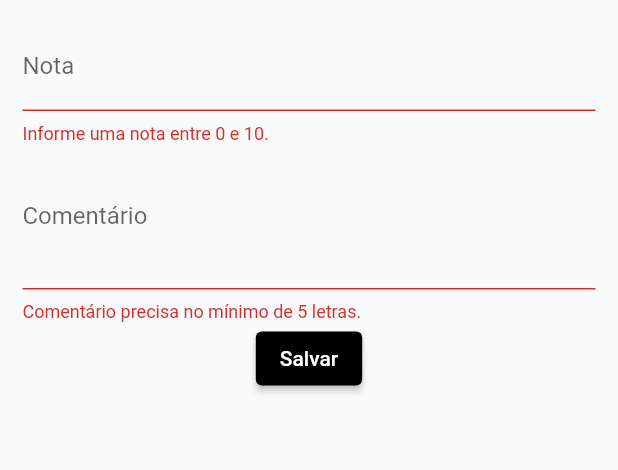
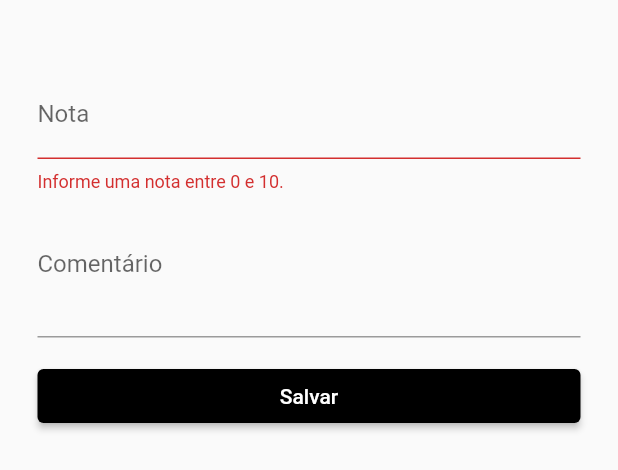
Before and after one commit to jpbraz/catalogofilmes, a Flutter app: the RatingForm widget shown alone on an empty page, opened directly with empty values, after a tap on "Salvar", on a phone screen of 412 x 824 dp. Shown: the top 470 px of the screen. Run offline on Flutter 3.47's test engine with Material 2 defaults, Android fonts, the phone set to English and light mode, and no system bars; our stand-ins replace flutter_dotenv; network calls fail.

Commit message:
#39: Ajustes no formulário rating

```diff
--- a/catalogo_filmes/lib/components/rating_form.dart
+++ b/catalogo_filmes/lib/components/rating_form.dart
@@ -1,6 +1,4 @@
-import 'package:catalogo_filmes/components/movie_card.dart';
 import 'package:flutter/material.dart';
-import 'package:provider/provider.dart';
 
 import '../controller/firebaseController.dart';
 import '../models/movie.dart';
@@ -74,7 +72,7 @@ class _RatingFormState extends State<RatingForm> {
     final isValid = _formKey.currentState?.validate() ?? false;
 
     if (!isValid) {
-      print("Formulário invélido");
+      print("Formulário inválido");
       return;
     }
 
@@ -89,14 +87,16 @@ class _RatingFormState extends State<RatingForm> {
   Widget build(BuildContext context) {
     return Padding(
       padding: const EdgeInsets.all(15),
-      child: Expanded(
-        child: Column(
-          children: [
-            Form(
+      child: Form(
         key: _formKey,
-              child: Expanded(
-                child: Column(
-                  children: [
+        child: ListView(
+          padding: const EdgeInsets.all(10),
+          children: <Widget>[
+            Text(
+              movie.title,
+              textAlign: TextAlign.center,
+              style: Theme.of(context).textTheme.headline2,
+            ),
             TextFormField(
               initialValue: _formData['value']?.toString(),
               decoration: const InputDecoration(labelText: 'Nota'),
@@ -113,37 +113,29 @@ class _RatingFormState extends State<RatingForm> {
               validator: (_value) {
                 final valueString = _value ?? '';
                 final value = double.tryParse(valueString) ?? -1;
-
                 if (value < 0 || value > 10) {
                   return 'Informe uma nota entre 0 e 10.';
                 }
-
                 return null;
               },
             ),
             TextFormField(
               initialValue: _formData['comment']?.toString(),
-                      decoration:
-                          const InputDecoration(labelText: 'Comentário'),
+              decoration: const InputDecoration(labelText: 'Comentário'),
               focusNode: _ratingCommentFocus,
               keyboardType: TextInputType.multiline,
               maxLines: 3,
-                      onSaved: (comment) =>
-                          _formData['comment'] = comment ?? '',
+              onSaved: (comment) => _formData['comment'] = comment ?? '',
               validator: (_comment) {
                 final comment = _comment ?? '';
-                        if (comment.trim().length < 5) {
-                          return 'Comentário precisa no mínimo de 5 letras.';
+                if (comment.trim().length > 255) {
+                  return 'Comentário precisa no máximo 255 letras.';
                 }
-
                 return null;
               },
             ),
-                  ],
-                ),
-              ),
-            ),
-            Center(
+            Padding(
+              padding: const EdgeInsets.only(top: 15),
               child: ElevatedButton(
                 onPressed: _submitForm,
                 child:
```
Lines whose indentation alone changed are shown as unchanged.
